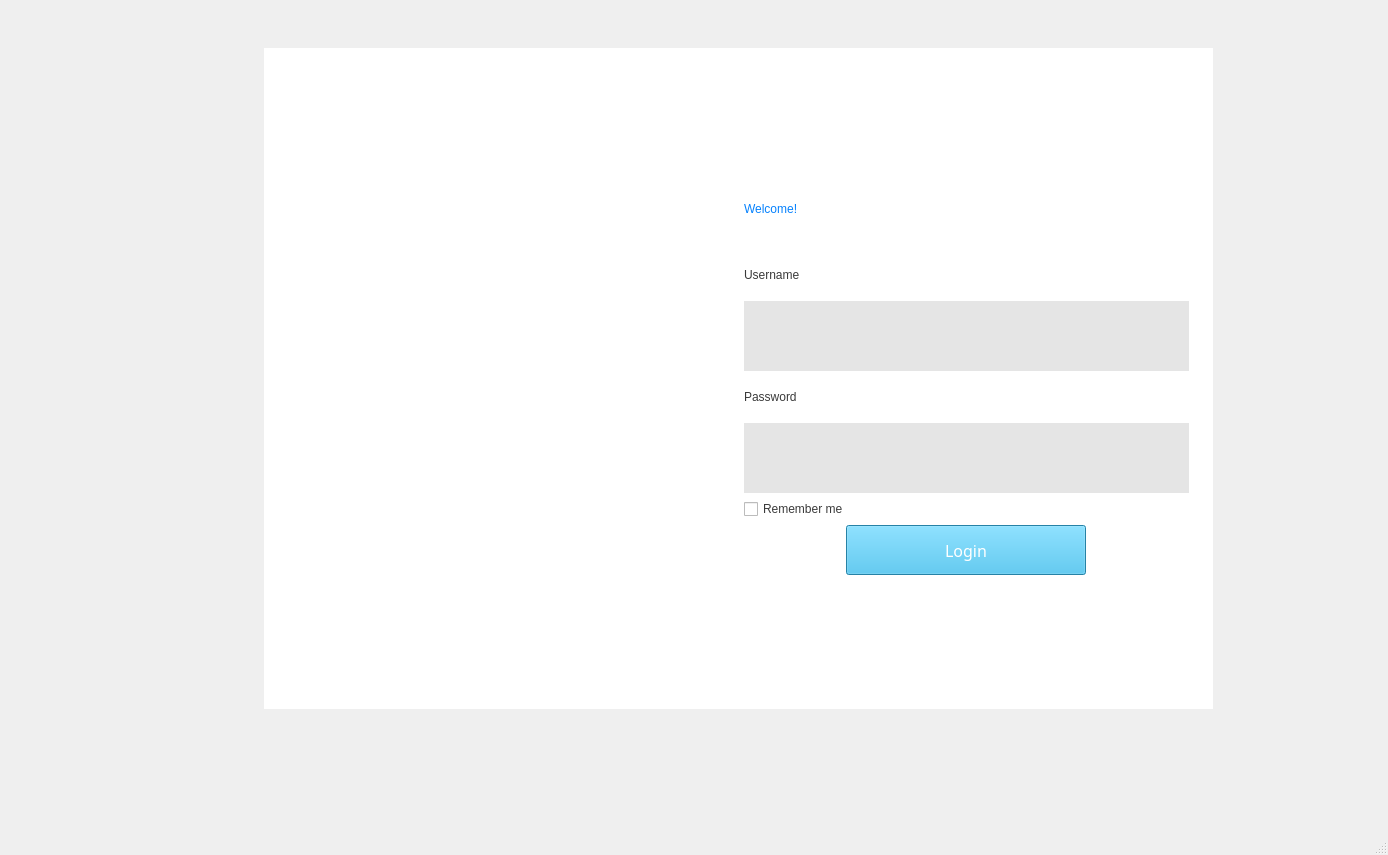
Before: the Qt Designer form USER_INTERFACE/MainWindowLogin.ui in chauphung1509/Final_KTLT, drawn with Qt 5.
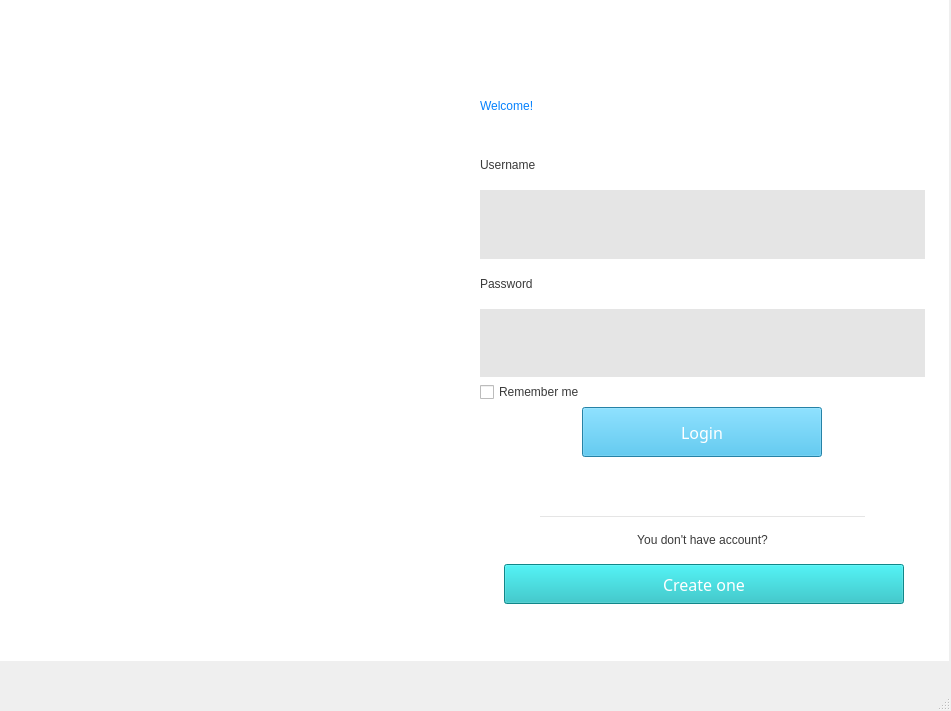
After: the same form once the commit is applied. Icons and pictures are not drawn.

Commit message: LK màn hình Admin với Login nha, nhưng mà mấy nút functions chỉnh bo viền xong nó bị mất QPushButton á huhu

Patch:
```diff
--- a/USER_INTERFACE/MainWindowLogin.ui
+++ b/USER_INTERFACE/MainWindowLogin.ui
@@ -1,13 +1,13 @@
 <?xml version="1.0" encoding="UTF-8"?>
 <ui version="4.0">
- <class>MainWindow</class>
- <widget class="QMainWindow" name="MainWindow">
+ <class>Login</class>
+ <widget class="QMainWindow" name="Login">
   <property name="geometry">
    <rect>
     <x>0</x>
     <y>0</y>
-    <width>1388</width>
-    <height>855</height>
+    <width>951</width>
+    <height>711</height>
    </rect>
   </property>
   <property name="focusPolicy">
@@ -20,8 +20,8 @@
    <widget class="QLabel" name="label">
     <property name="geometry">
      <rect>
-      <x>276</x>
-      <y>60</y>
+      <x>12</x>
+      <y>12</y>
       <width>445</width>
       <height>637</height>
      </rect>
@@ -33,7 +33,7 @@
      <string/>
     </property>
     <property name="pixmap">
-     <pixmap>login_bg.png</pixmap>
+     <pixmap>../RESOURCE/IMAGE/login_bg.png</pixmap>
     </property>
     <property name="scaledContents">
      <bool>true</bool>
@@ -42,8 +42,8 @@
    <widget class="QLabel" name="label_2">
     <property name="geometry">
      <rect>
-      <x>264</x>
-      <y>48</y>
+      <x>0</x>
+      <y>0</y>
       <width>949</width>
       <height>661</height>
      </rect>
@@ -58,10 +58,10 @@
    <widget class="QWidget" name="verticalLayoutWidget">
     <property name="geometry">
      <rect>
-      <x>744</x>
-      <y>168</y>
+      <x>480</x>
+      <y>72</y>
       <width>445</width>
-      <height>409</height>
+      <height>385</height>
      </rect>
     </property>
     <layout class="QVBoxLayout" name="verticalLayout">
@@ -174,7 +174,6 @@
          <weight>3</weight>
          <italic>false</italic>
          <bold>false</bold>
-         <kerning>true</kerning>
         </font>
        </property>
        <property name="toolTipDuration">
@@ -228,7 +227,6 @@
            <weight>7</weight>
            <italic>false</italic>
            <bold>false</bold>
-           <kerning>false</kerning>
           </font>
          </property>
          <property name="focusPolicy">
@@ -255,8 +253,8 @@
    <widget class="QWidget" name="verticalLayoutWidget_2">
     <property name="geometry">
      <rect>
-      <x>300</x>
-      <y>108</y>
+      <x>36</x>
+      <y>60</y>
       <width>385</width>
       <height>121</height>
      </rect>
@@ -307,17 +305,109 @@
      </item>
     </layout>
    </widget>
+   <widget class="QLabel" name="label_7">
+    <property name="geometry">
+     <rect>
+      <x>480</x>
+      <y>528</y>
+      <width>445</width>
+      <height>24</height>
+     </rect>
+    </property>
+    <property name="maximumSize">
+     <size>
+      <width>16777215</width>
+      <height>30</height>
+     </size>
+    </property>
+    <property name="styleSheet">
+     <string notr="true">color: rgb(58, 58, 58);
+font: 57 10pt &quot;Montserrat Medium&quot;;</string>
+    </property>
+    <property name="text">
+     <string>You don't have account?</string>
+    </property>
+    <property name="alignment">
+     <set>Qt::AlignCenter</set>
+    </property>
+   </widget>
+   <widget class="QPushButton" name="pushButtonLogin_2">
+    <property name="geometry">
+     <rect>
+      <x>504</x>
+      <y>564</y>
+      <width>400</width>
+      <height>40</height>
+     </rect>
+    </property>
+    <property name="maximumSize">
+     <size>
+      <width>400</width>
+      <height>40</height>
+     </size>
+    </property>
+    <property name="font">
+     <font>
+      <family>Montserrat Medium</family>
+      <pointsize>12</pointsize>
+      <weight>7</weight>
+      <italic>false</italic>
+      <bold>false</bold>
+     </font>
+    </property>
+    <property name="focusPolicy">
+     <enum>Qt::NoFocus</enum>
+    </property>
+    <property name="layoutDirection">
+     <enum>Qt::LeftToRight</enum>
+    </property>
+    <property name="styleSheet">
+     <string notr="true">font: 57 12pt &quot;Montserrat Medium&quot;;
+background-color: rgb(23, 189, 192);
+color: rgb(255, 255, 255);
+</string>
+    </property>
+    <property name="text">
+     <string>Create one</string>
+    </property>
+   </widget>
+   <widget class="QLabel" name="label_6">
+    <property name="geometry">
+     <rect>
+      <x>540</x>
+      <y>516</y>
+      <width>325</width>
+      <height>1</height>
+     </rect>
+    </property>
+    <property name="maximumSize">
+     <size>
+      <width>350</width>
+      <height>1</height>
+     </size>
+    </property>
+    <property name="styleSheet">
+     <string notr="true">background-color: rgb(229, 229, 229);</string>
+    </property>
+    <property name="text">
+     <string/>
+    </property>
+   </widget>
    <zorder>label_2</zorder>
    <zorder>label</zorder>
    <zorder>verticalLayoutWidget</zorder>
    <zorder>verticalLayoutWidget_2</zorder>
+   <zorder>label_7</zorder>
+   <zorder>pushButtonLogin_2</zorder>
+   <zorder>verticalLayoutWidget_3</zorder>
+   <zorder>label_6</zorder>
   </widget>
   <widget class="QMenuBar" name="menubar">
    <property name="geometry">
     <rect>
      <x>0</x>
      <y>0</y>
-     <width>1388</width>
+     <width>951</width>
      <height>26</height>
     </rect>
    </property>
```
The commit also changes 4 other files.
